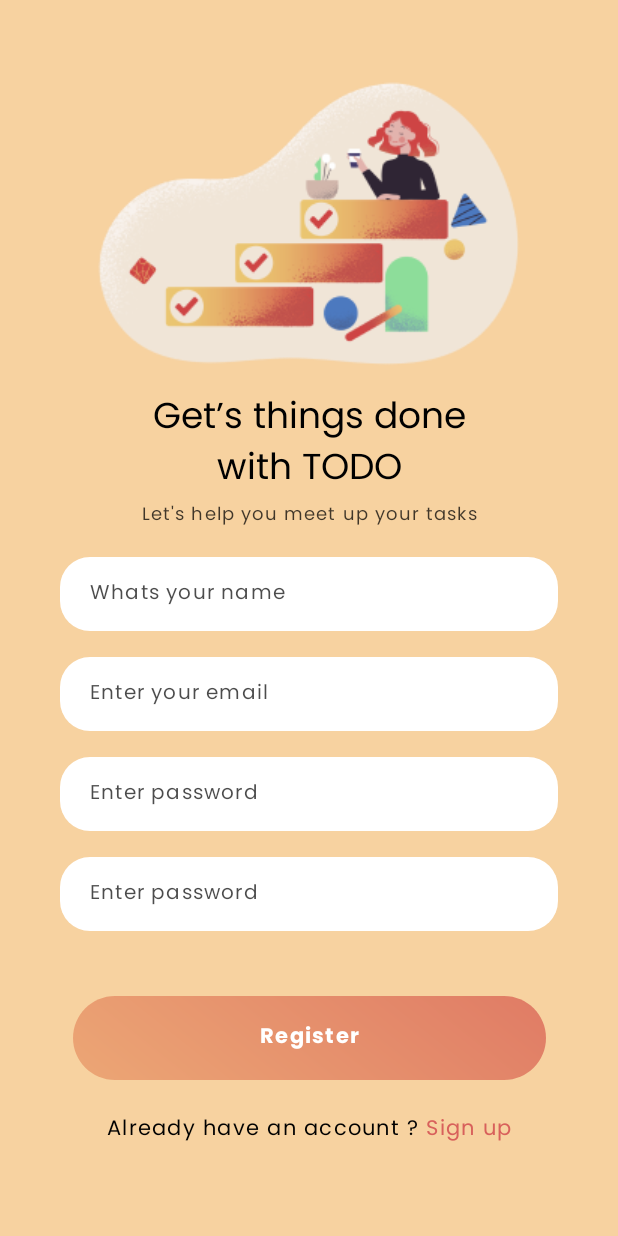
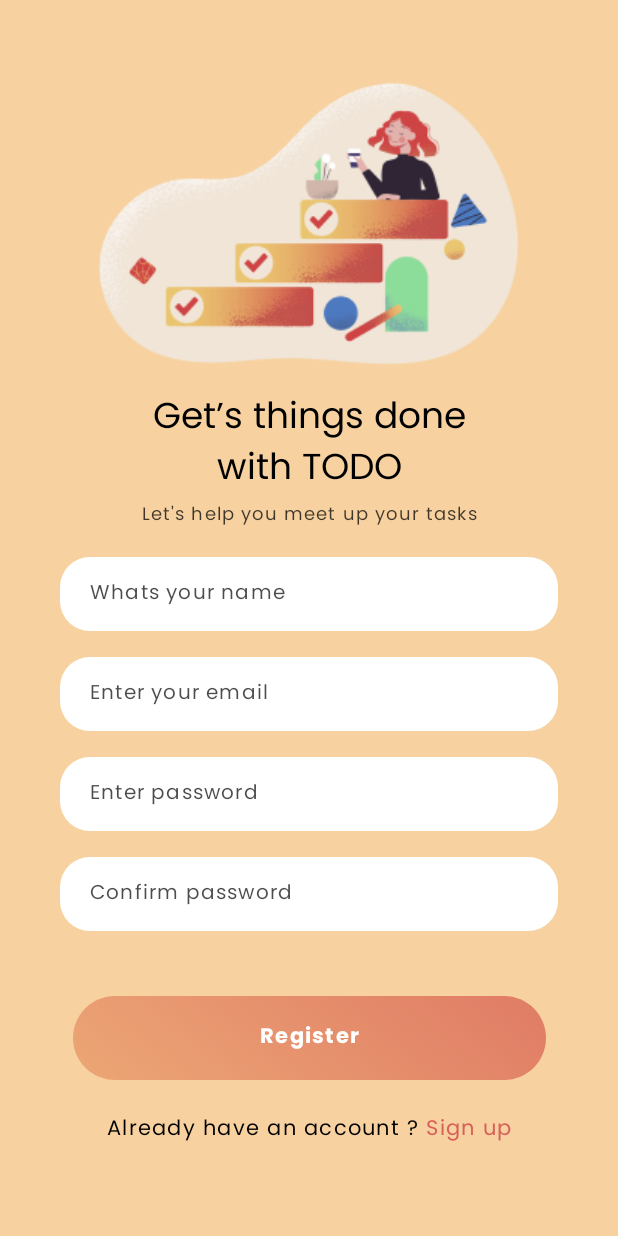
Before and after one commit to anga35/ToDoListApp, an Android app: the RegistrationActivity screen opened directly, with no data from a screen before it, on a phone screen of 412 x 824 dp. Run offline under Robolectric (Android 15) with nearby library versions, the light colour scheme and no system bars; our stand-ins replace Dagger/Hilt's generated code.

```diff
--- a/app/src/main/res/layout/activity_registration.xml
+++ b/app/src/main/res/layout/activity_registration.xml
@@ -68,6 +68,9 @@
         android:paddingVertical="13dp"
         android:paddingStart="20dp"
         android:textColorHint="#B3000000"
+        android:imeOptions="actionNext"
+        android:singleLine="true"
+        android:maxLines="1"
         android:textCursorDrawable="@drawable/cursor_drawable"
         android:textSize="13sp"
         app:layout_constraintLeft_toLeftOf="parent"
@@ -89,6 +92,9 @@
         android:paddingVertical="13dp"
         android:paddingStart="20dp"
         android:textColorHint="#B3000000"
+        android:imeOptions="actionNext"
+        android:singleLine="true"
+        android:maxLines="1"
         android:textCursorDrawable="@drawable/cursor_drawable"
         android:textSize="13sp"
         app:layout_constraintLeft_toLeftOf="parent"
@@ -110,6 +116,9 @@
         android:paddingVertical="13dp"
         android:paddingStart="20dp"
         android:textColorHint="#B3000000"
+        android:imeOptions="actionNext"
+        android:singleLine="true"
+        android:maxLines="1"
         android:textCursorDrawable="@drawable/cursor_drawable"
         android:textSize="13sp"
         app:layout_constraintLeft_toLeftOf="parent"
@@ -127,10 +136,11 @@
         android:background="@drawable/input_drawable"
         android:drawableTint="@color/black"
         android:fontFamily="@font/poppins"
-        android:hint="Enter password"
+        android:hint="Confirm password"
         android:letterSpacing="0.06"
         android:paddingVertical="13dp"
         android:paddingStart="20dp"
+        android:imeOptions="actionDone"
         android:textColorHint="#B3000000"
         android:textCursorDrawable="@drawable/cursor_drawable"
         android:textSize="13sp"
--- a/app/src/main/res/layout/activity_sign_in.xml
+++ b/app/src/main/res/layout/activity_sign_in.xml
@@ -70,6 +70,9 @@
             android:letterSpacing="0.06"
             android:paddingVertical="13dp"
             android:paddingStart="20dp"
+            android:singleLine="true"
+            android:maxLines="1"
+            android:imeOptions="actionNext"
             android:textColorHint="#B3000000"
             android:textCursorDrawable="@drawable/cursor_drawable"
             android:textSize="13sp"
@@ -91,6 +94,8 @@
             android:letterSpacing="0.06"
             android:paddingVertical="13dp"
             android:paddingStart="20dp"
+            android:inputType="textPassword"
+android:imeOptions="actionDone"
             android:textColorHint="#B3000000"
             android:textCursorDrawable="@drawable/cursor_drawable"
             android:textSize="13sp"
--- a/app/src/main/res/layout/activity_welcome.xml
+++ b/app/src/main/res/layout/activity_welcome.xml
@@ -59,8 +59,7 @@
         android:layout_marginTop="13dp"
         android:paddingHorizontal="35dp"
 
-        android:text="Lorem ipsum dolor sit amet,
-         consectetur adipiscing elit.Interdum dictum tempus,interdum at dignissim metus.Ultricies sed nunc."
+        android:text="An online Todolist app for scheduling tasks and storing them online."
         android:letterSpacing="0.06"
         app:layout_constraintLeft_toLeftOf="parent"
         app:layout_constraintRight_toRightOf="parent"
```
